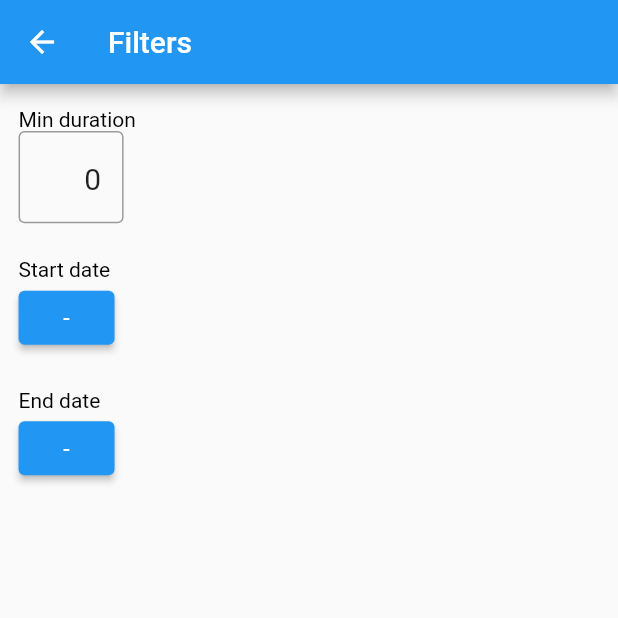
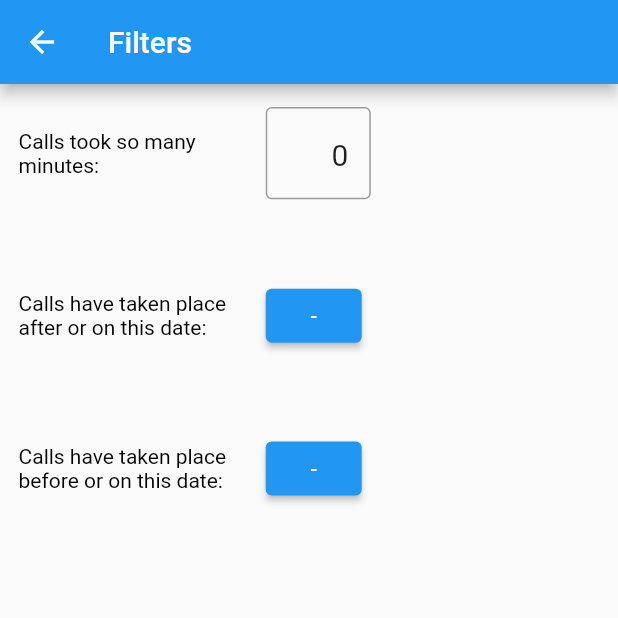
Before and after one commit to Flonator3000/call-history, a Flutter app: the FilterScreen screen opened by its route, on a phone screen of 412 x 824 dp, the top half of it. Run offline on Flutter 3.47's test engine with Material 2 defaults, Android fonts, the phone set to English and light mode, and no system bars; our stand-ins replace get_it, hive, hive_flutter, injectable; missing offline and left inert: call_log; accounts and stored records are empty; generated files the repository leaves out were written again.

Commit message:
Change layout of filter screen

```diff
--- a/lib/core/l10n/app_en.arb
+++ b/lib/core/l10n/app_en.arb
@@ -1,15 +1,15 @@
 {
-    "minDurationLabelText": "Min duration",
-    "@minDurationLabelText":{
-        "description": "Min duration"
+    "minDurationInfoText": "Calls took so many minutes:",
+    "@minDurationInfoText":{
+        "description": "Calls took so many minutes:"
     },
-    "startDateLabelText": "Start date",
-    "@startDateLabelText":{
-        "description": "Start date"
+    "startDateInfoText": "Calls have taken place after or on this date:",
+    "@startDateInfoText":{
+        "description": "Calls have taken place after or on this date:"
     },
-     "endDateLabelText": "End date",
-     "@endDateLabelText":{
-         "description": "End date"
+     "endDateInfoText": "Calls have taken place before or on this date:",
+     "@endDateInfoText":{
+         "description": "Calls have taken place before or on this date:"
      },
     "unknownCallerName": "Unknown",
     "@unknownCallerName":{
--- a/lib/screen/filter_screen.dart
+++ b/lib/screen/filter_screen.dart
@@ -1,6 +1,7 @@
 import 'package:call_history/provider/FilterProvider.dart';
 import 'package:call_history/widget/media_query_util.dart';
 import 'package:flutter/material.dart';
+import 'package:intl/intl.dart';
 import 'package:provider/provider.dart';
 import 'package:flutter_gen/gen_l10n/app_localizations.dart';
 
@@ -34,20 +35,16 @@ class _FilterScreenState extends State<FilterScreen> {
           padding: EdgeInsets.only(left: mediaQueryUtil.width(0.03), right: mediaQueryUtil.width(0.03), top: mediaQueryUtil.height(0.02), bottom: mediaQueryUtil.height(0.02)),
           child: Consumer<FilterProvider>(
             builder: (context, filterProvider, _) => Column(
-              crossAxisAlignment: CrossAxisAlignment.start,
               children: [
                 _buildMinDuration(filterProvider, mediaQueryUtil, appLocalizations),
                 SizedBox(
-                  height: mediaQueryUtil.height(0.03),
+                  height: mediaQueryUtil.height(0.07),
                 ),
-                _buildStartDateRow(filterProvider, appLocalizations),
+                _buildStartDateRow(filterProvider, mediaQueryUtil, appLocalizations),
                 SizedBox(
-                  height: mediaQueryUtil.height(0.03),
+                  height: mediaQueryUtil.height(0.07),
                 ),
-                _buildEndDateRow(filterProvider, appLocalizations),
-                SizedBox(
-                  height: mediaQueryUtil.height(0.03),
-                ),
+                _buildEndDateRow(filterProvider, mediaQueryUtil, appLocalizations),
               ],
             ),
           ),
@@ -59,12 +56,14 @@ class _FilterScreenState extends State<FilterScreen> {
   _buildMinDuration(FilterProvider filterProvider, MediaQueryUtil mediaQueryUtil, AppLocalizations appLocalizations) {
     _minController.text = filterProvider.minDuration.toString();
     _minController.selection = TextSelection(baseOffset: 0, extentOffset: _minController.value.text.length);
-    return Column(
-      crossAxisAlignment: CrossAxisAlignment.start,
+    return Row(
       children: [
-        Text(
-          appLocalizations.minDurationLabelText,
-          style: const TextStyle(color: Colors.black),
+        SizedBox(
+          width: mediaQueryUtil.width(0.4),
+          child: Text(
+            appLocalizations.minDurationInfoText,
+            style: const TextStyle(color: Colors.black),
+          ),
         ),
         Row(
           children: [
@@ -99,13 +98,15 @@ class _FilterScreenState extends State<FilterScreen> {
     );
   }
 
-  _buildStartDateRow(FilterProvider filterProvider, AppLocalizations appLocalizations) {
-    return Column(
-      crossAxisAlignment: CrossAxisAlignment.start,
+  _buildStartDateRow(FilterProvider filterProvider, MediaQueryUtil mediaQueryUtil, AppLocalizations appLocalizations) {
+    return Row(
       children: [
-        Text(
-          appLocalizations.startDateLabelText,
-          style: const TextStyle(color: Colors.black),
+        SizedBox(
+          width: mediaQueryUtil.width(0.4),
+          child: Text(
+            appLocalizations.startDateInfoText,
+            style: const TextStyle(color: Colors.black),
+          ),
         ),
         Row(
           children: [
@@ -133,13 +134,15 @@ class _FilterScreenState extends State<FilterScreen> {
     );
   }
 
-  _buildEndDateRow(FilterProvider filterProvider, AppLocalizations appLocalizations) {
-    return Column(
-      crossAxisAlignment: CrossAxisAlignment.start,
+  _buildEndDateRow(FilterProvider filterProvider, MediaQueryUtil mediaQueryUtil, AppLocalizations appLocalizations) {
+    return Row(
       children: [
-        Text(
-          appLocalizations.endDateLabelText,
-          style: const TextStyle(color: Colors.black),
+        SizedBox(
+          width: mediaQueryUtil.width(0.4),
+          child: Text(
+            appLocalizations.endDateInfoText,
+            style: const TextStyle(color: Colors.black),
+          ),
         ),
         Row(
           children: [
@@ -162,7 +165,7 @@ class _FilterScreenState extends State<FilterScreen> {
                 icon: const Icon(Icons.remove_circle_outline_outlined),
               ),
           ],
-        ),
+        )
       ],
     );
   }
```
